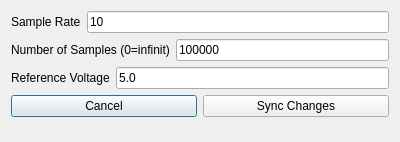
The window that experimentconfig.ui (yobson/Exoplanet-Simulation) describes before a commit, drawn with Qt 5.
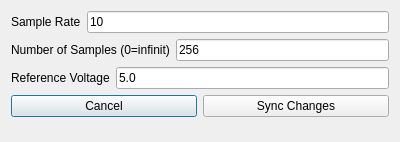
The same window after the commit. Icons and pictures are not drawn.

```diff
--- a/experimentconfig.ui
+++ b/experimentconfig.ui
@@ -48,7 +48,7 @@
      <item>
       <widget class="QLineEdit" name="SampleNumber">
        <property name="text">
-        <string>100000</string>
+        <string>256</string>
        </property>
       </widget>
      </item>
```
